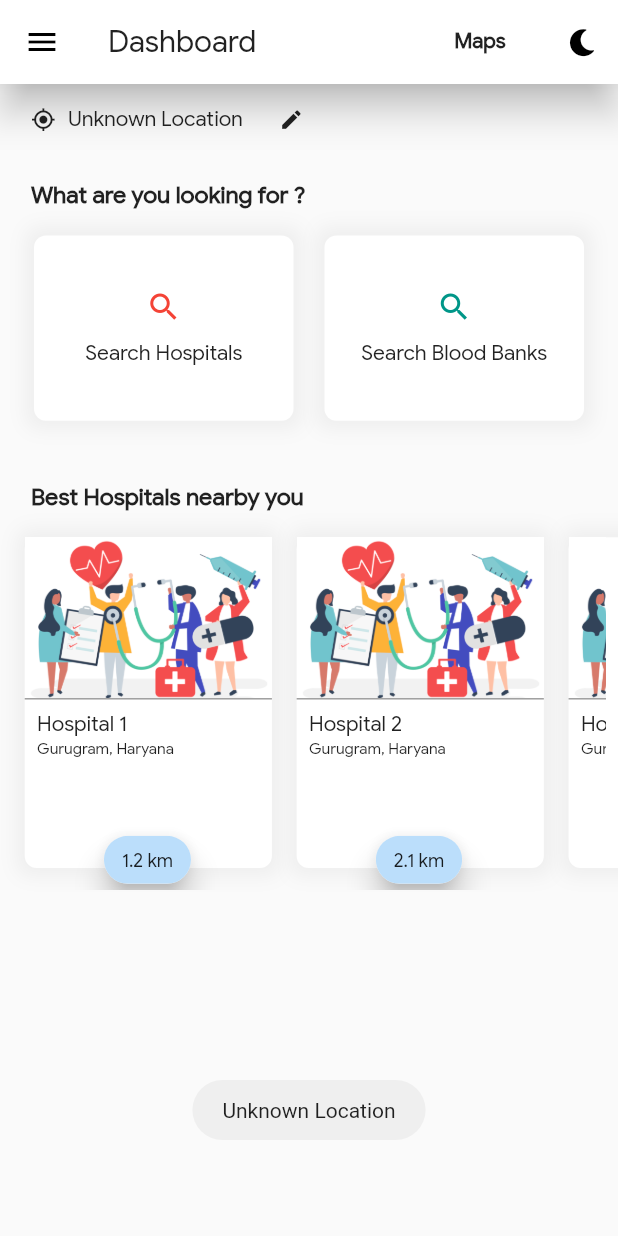
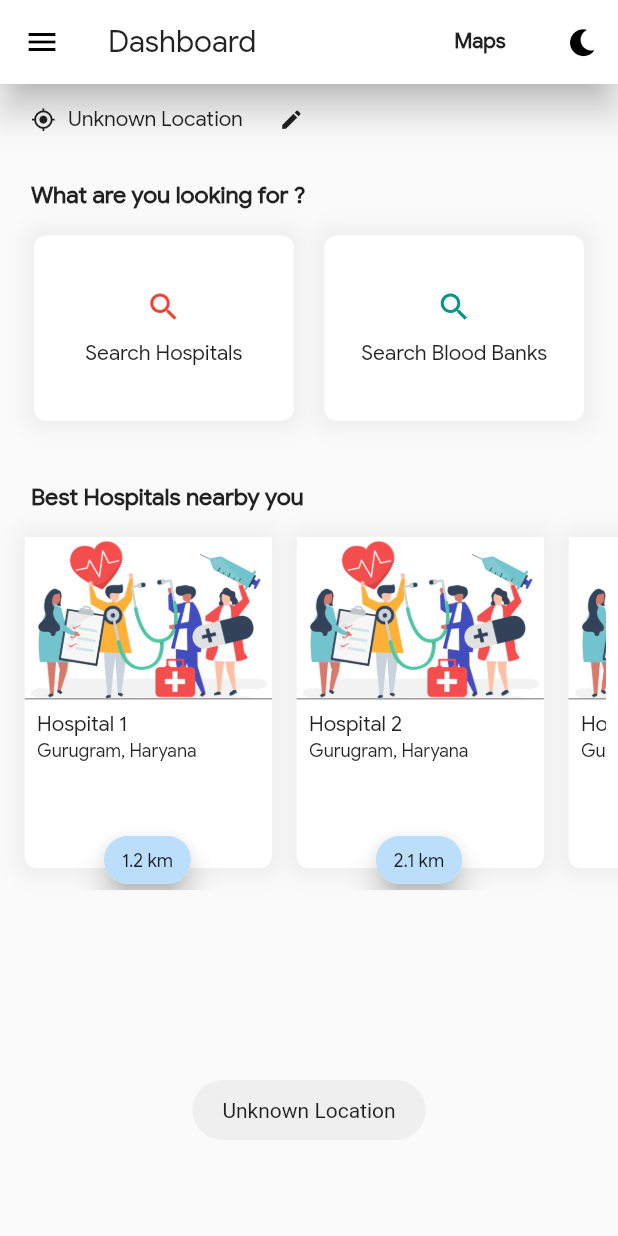
Before and after one commit to kckartik17/MP-Hospital-Finder, a Flutter app: the screen it shows after launch, after a tap on "Unknown Location", on a phone screen of 412 x 824 dp. Run offline on Flutter 3.47's test engine with Material 2 defaults, Android fonts, the phone set to English and light mode, and no system bars; drawn by our look-alikes of auto_size_text; our stand-ins replace fluttertoast, font_awesome_flutter, google_maps_flutter, location, shared_preferences; missing offline and left inert: geocoder.

```diff
--- a/lib/pages/dashboard/hospital_card.dart
+++ b/lib/pages/dashboard/hospital_card.dart
@@ -1,3 +1,4 @@
+import 'package:auto_size_text/auto_size_text.dart';
 import 'package:flutter/material.dart';
 import 'package:hospital_finder/notifiers/index.dart';
 import 'package:hospital_finder/widgets/divider.dart';
@@ -70,8 +71,11 @@ class HospitalCard extends StatelessWidget {
                     child: Column(
                       crossAxisAlignment: CrossAxisAlignment.start,
                       children: <Widget>[
-                        Text(text),
-                        Text(
+                        AutoSizeText(
+                          text,
+                          maxLines: 1,
+                        ),
+                        AutoSizeText(
                           "Gurugram, Haryana",
                           style: TextStyle(
                               fontSize: SizeConfig.safeBlockHorizontal * 2.5),
--- a/lib/utils/HFscaffold.dart
+++ b/lib/utils/HFscaffold.dart
@@ -1,4 +1,5 @@
 import 'package:flutter/material.dart';
+import 'package:flutter/services.dart';
 import 'package:font_awesome_flutter/font_awesome_flutter.dart';
 import 'package:hospital_finder/config/size_config.dart';
 import 'package:hospital_finder/notifiers/config_notifier.dart';
@@ -75,12 +76,10 @@ class HFscaffold extends StatelessWidget {
                   ),
                 ),
                 ListTile(
-                  title: Text("Item 1"),
-                  onTap: () {},
-                ),
-                ListTile(
-                  title: Text("Item 2"),
-                  onTap: () {},
+                  leading: Icon(Icons.reply),
+                  title: Text("Exit"),
+                  onTap: () => SystemChannels.platform
+                      .invokeMethod('SystemNavigator.pop'),
                 ),
               ],
             ),
```
Also changed, not shown: lib/pages/hospital_list/hospitals_list.dart (+6 -2 lines), lib/pages/maps/maps.dart (+9 -5 lines).
